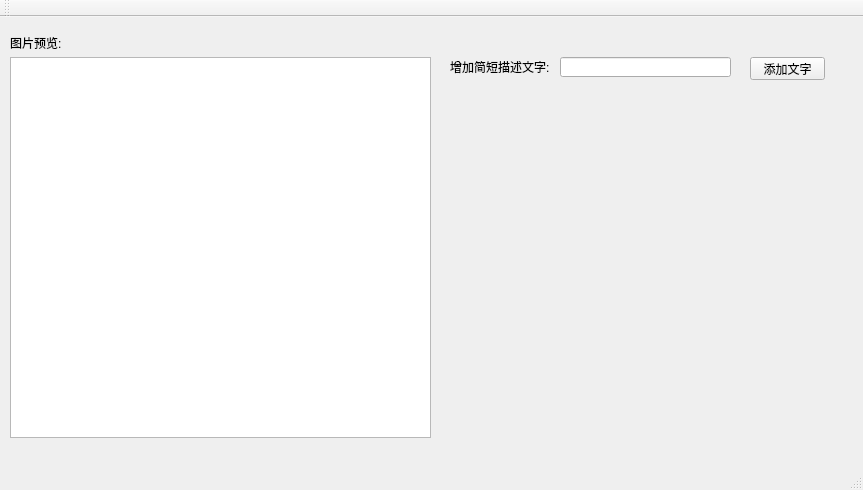
jasonmsoft/picture_manager, file mainwindow.ui: the form before one commit.
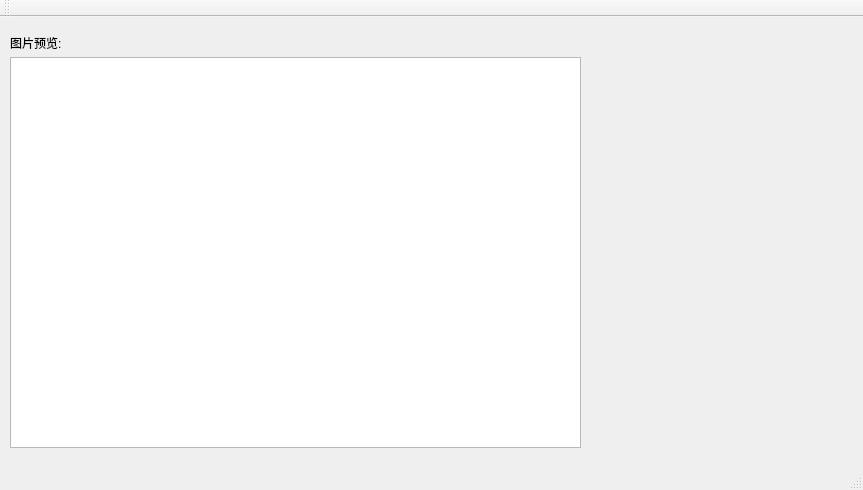
The form after the commit.

Diff of the .ui file:
```diff
--- a/mainwindow.ui
+++ b/mainwindow.ui
@@ -19,8 +19,8 @@
      <rect>
       <x>10</x>
       <y>40</y>
-      <width>421</width>
-      <height>381</height>
+      <width>571</width>
+      <height>391</height>
      </rect>
     </property>
    </widget>
@@ -37,54 +37,6 @@
      <string>图片预览:</string>
     </property>
    </widget>
-   <widget class="QLineEdit" name="le_text_add">
-    <property name="geometry">
-     <rect>
-      <x>560</x>
-      <y>40</y>
-      <width>171</width>
-      <height>20</height>
-     </rect>
-    </property>
-    <property name="statusTip">
-     <string>文字不超过20字</string>
-    </property>
-    <property name="maxLength">
-     <number>20</number>
-    </property>
-   </widget>
-   <widget class="QLabel" name="lb_text_add">
-    <property name="geometry">
-     <rect>
-      <x>450</x>
-      <y>40</y>
-      <width>109</width>
-      <height>20</height>
-     </rect>
-    </property>
-    <property name="statusTip">
-     <string>文字不超过20个字</string>
-    </property>
-    <property name="layoutDirection">
-     <enum>Qt::LeftToRight</enum>
-    </property>
-    <property name="text">
-     <string>增加简短描述文字:</string>
-    </property>
-   </widget>
-   <widget class="QPushButton" name="btn_add_text">
-    <property name="geometry">
-     <rect>
-      <x>750</x>
-      <y>40</y>
-      <width>75</width>
-      <height>23</height>
-     </rect>
-    </property>
-    <property name="text">
-     <string>添加文字</string>
-    </property>
-   </widget>
    <widget class="QLabel" name="lb_path_view">
     <property name="geometry">
      <rect>
```
